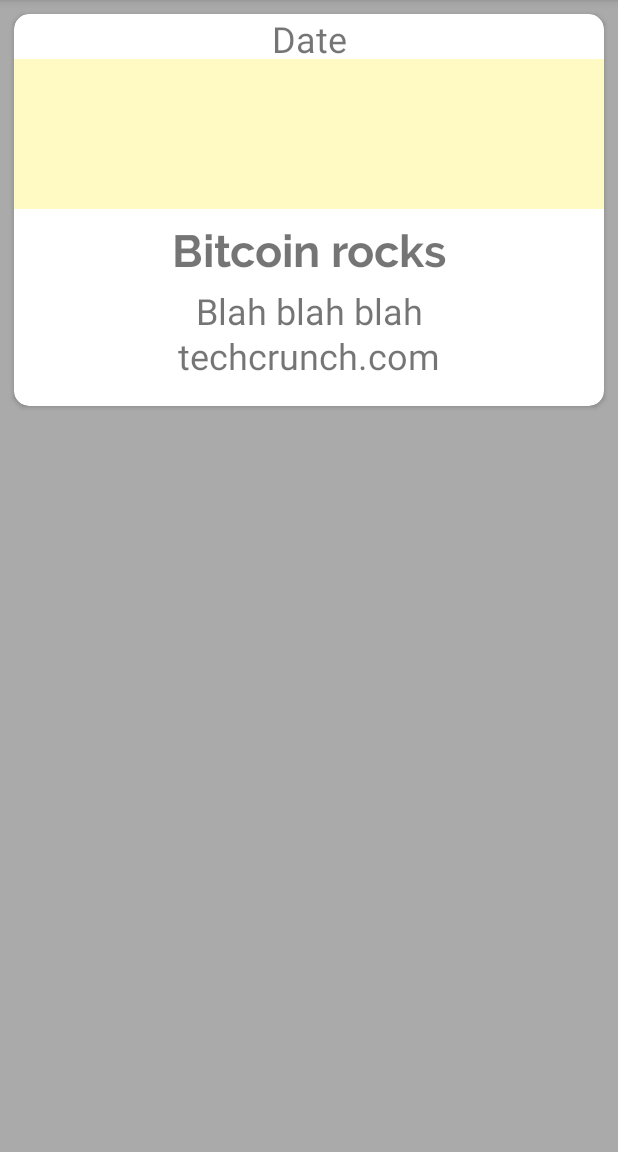
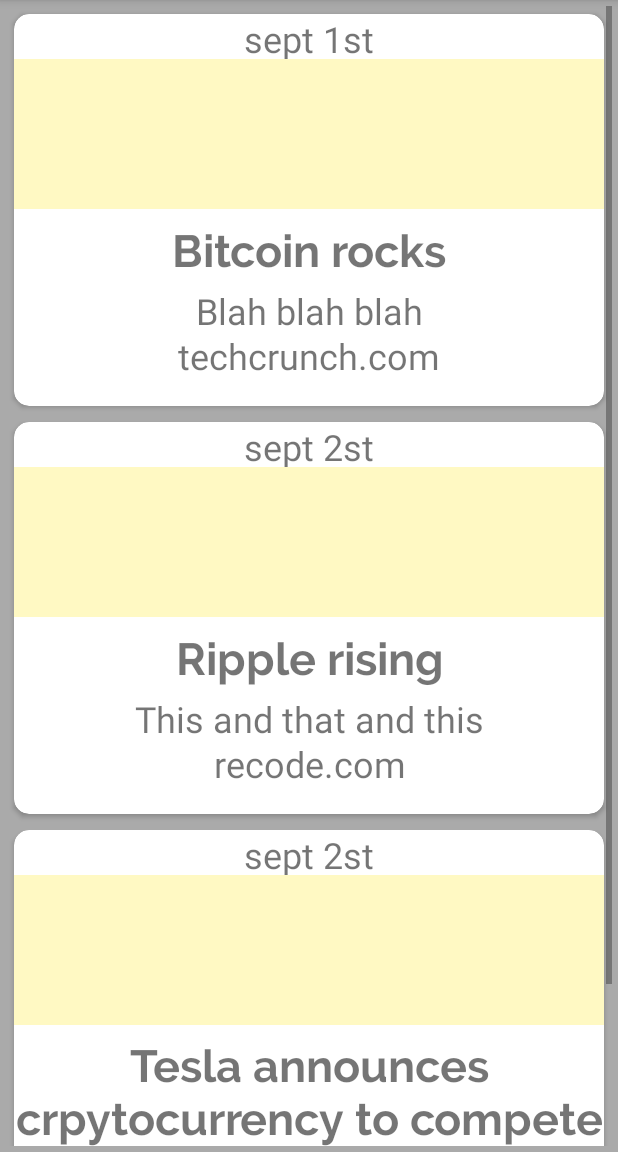
Before and after one commit to kartik34/Crypfolio, an Android app: the NewsData screen opened directly, with no data from a screen before it, on a phone screen of 412 x 824 dp, the part 84-1236 px from its top. Run offline under Robolectric (Android 15) with nearby library versions, the phone set to English and light mode, and no system bars; libraries missing offline, so code that uses them is left out: com.loopj.android, cz.msebera.android; Roboto replaces fonts that are not available here.

Commit message:
added date to newItem

```diff
--- a/app/src/main/java/com/kartiksinghal/www/crypfolio/NewsAdapter.java
+++ b/app/src/main/java/com/kartiksinghal/www/crypfolio/NewsAdapter.java
@@ -62,6 +62,7 @@ public class NewsAdapter extends RecyclerView.Adapter<NewsAdapter.NewsViewHolder
         newsViewHolder.mTitle.setText(currentItem.getmTitle());
         newsViewHolder.mDescription.setText(currentItem.getmDescription());
         newsViewHolder.mSource.setText(currentItem.getmSource());
+        newsViewHolder.mDate.setText(currentItem.getmDate());
 
 
 
--- a/app/src/main/java/com/kartiksinghal/www/crypfolio/NewsData.java
+++ b/app/src/main/java/com/kartiksinghal/www/crypfolio/NewsData.java
@@ -52,6 +52,8 @@ public class NewsData extends AppCompatActivity {
         setContentView(R.layout.news_activity);
         ArrayList<NewsItem> newsList = new ArrayList<>();
         newsList.add(new NewsItem("feerrf","Bitcoin rocks", "ewfewfw", "Blah blah blah", "edee", "sept 1st", "techcrunch.com"));
+        newsList.add(new NewsItem("feerrf","Ripple rising", "ewfewfw", "This and that and this", "edee", "sept 2st", "recode.com"));
+        newsList.add(new NewsItem("feerrf","Tesla announces crpytocurrency to compete with Bitcoin ", "ewfewfw", "Many are questioning Musk's sanity on this one...", "Tesla, Bitcoin", "sept 2st", "recode.com"));
 
         mRecyclerView= findViewById(R.id.recyclerViewNews);
         mLayoutManager = new LinearLayoutManager(this);
```
